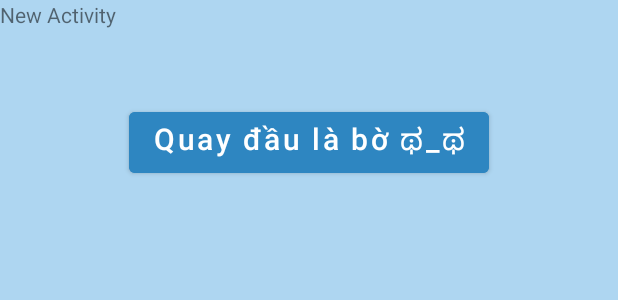
After one commit to nhwzaan/mobile_labs_20520855, an Android app: the layout activity_exercise_3.xml on its own in the app's theme, with its tools: preview values and no code run, on a phone screen of 412 x 824 dp. The commit adds this screen. Shown: the top 300 px of the screen. Run offline under Robolectric (Android 15) with nearby library versions, the phone set to English and light mode, and no system bars.

Commit message:
commit ex3 to lab5

```diff
--- /dev/null
+++ b/app/src/main/res/layout/activity_exercise_3.xml
@@ -0,0 +1,31 @@
+<?xml version="1.0" encoding="utf-8"?>
+<androidx.constraintlayout.widget.ConstraintLayout xmlns:android="http://schemas.android.com/apk/res/android"
+    xmlns:app="http://schemas.android.com/apk/res-auto"
+    xmlns:tools="http://schemas.android.com/tools"
+    android:layout_width="match_parent"
+    android:layout_height="match_parent"
+    android:background="@color/light_blue_sea">
+
+    <Button
+        android:layout_width="wrap_content"
+        android:layout_height="wrap_content"
+        android:backgroundTint="@color/deep_ocean"
+        android:text="Quay đầu là bờ ಥ_ಥ"
+        android:textAllCaps="false"
+        android:textSize="20sp"
+        app:layout_constraintBottom_toBottomOf="parent"
+        app:layout_constraintEnd_toEndOf="parent"
+        app:layout_constraintStart_toStartOf="parent"
+        app:layout_constraintTop_toTopOf="parent"
+        app:layout_constraintVertical_bias="0.089"
+        tools:ignore="MissingConstraints" />
+
+    <TextView
+        android:layout_width="wrap_content"
+        android:layout_height="wrap_content"
+        android:text="New Activity"
+        tools:ignore="MissingConstraints"
+        tools:layout_editor_absoluteX="16dp"
+        tools:layout_editor_absoluteY="25dp" />
+
+</androidx.constraintlayout.widget.ConstraintLayout>
--- a/app/src/main/res/values/colors.xml
+++ b/app/src/main/res/values/colors.xml
@@ -7,4 +7,8 @@
     <color name="teal_700">#FF018786</color>
     <color name="black">#FF000000</color>
     <color name="white">#FFFFFFFF</color>
+
+    <color name="light_blue_sea">#AED6F1 </color>
+    <color name="deep_ocean">#2E86C1 </color>
+    <color name="dark_blue_sea">#21618C</color>
 </resources>
```
